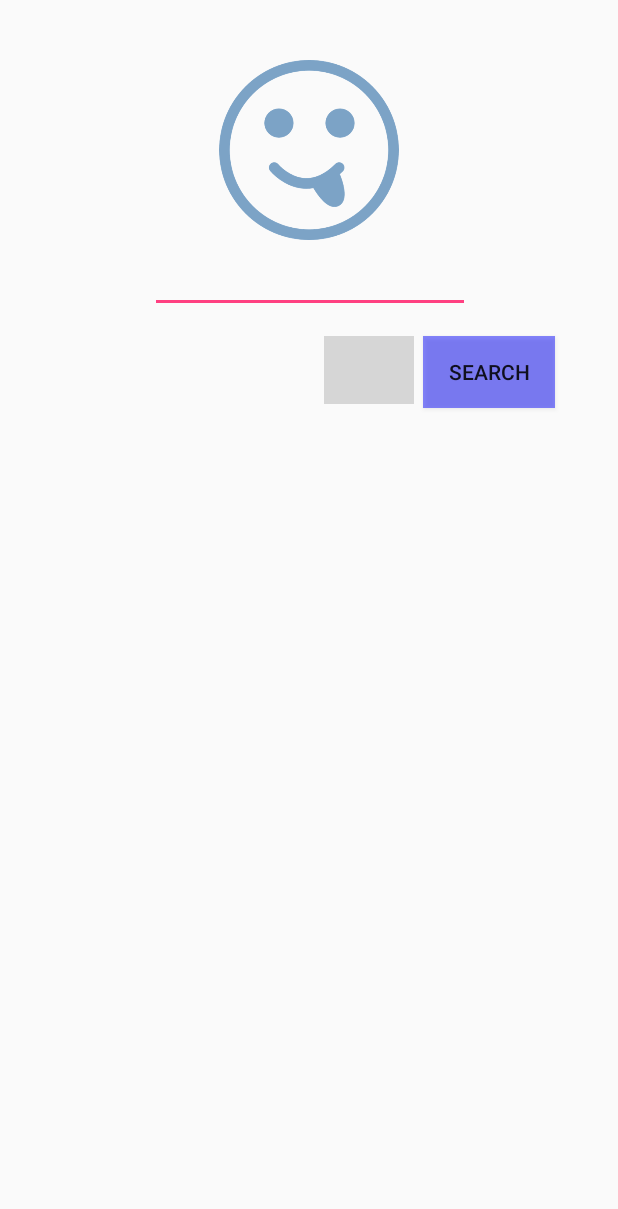
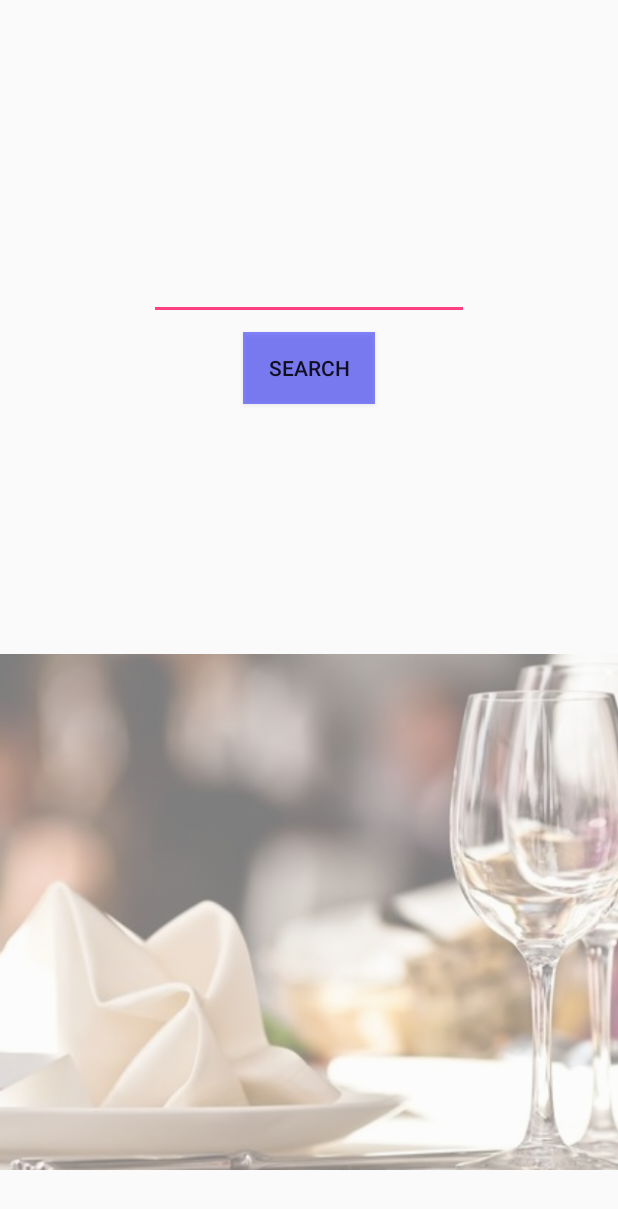
Before and after one commit to donggeol/quick_taste_android, an Android app: the screen it shows after launch (MainActivity), on a phone screen of 412 x 824 dp. Shown: the top 1209 px of the screen. Run offline under Robolectric (Android 15) with nearby library versions, the phone set to English and light mode, and no system bars; pictures from the network do not load; grey boxes are pictures that could not be loaded.

Commit message:
main layout update

```diff
--- a/app/src/main/java/com/quicktaste/quicktaste/MainActivity.java
+++ b/app/src/main/java/com/quicktaste/quicktaste/MainActivity.java
@@ -65,12 +65,12 @@ public class MainActivity extends AppCompatActivity {
         setContentView(R.layout.activity_main);
 
         iv_icon = (ImageView) findViewById(R.id.icon) ;
-        iv_insta_icon = (ImageView) findViewById(R.id.iv_insta_icon) ;
+//        iv_insta_icon = (ImageView) findViewById(R.id.iv_insta_icon) ;
 
         //Glide library로 url에서 이미지 가져와 imageview에 보여주기
 //        Glide.with(this).load("https://cdn0.iconfinder.com/data/icons/flat-round-system/512/qt-512.png").into(iv_icon);
-        iv_icon.setImageResource(R.drawable.icon_main_bright);
-        Glide.with(this).load("http://blogfiles6.naver.net/20160512_203/xxx09xxx_1462988823834vqn3h_JPEG/3059740-slide-s-2b-an-exclusive-look-at-instagrams-new-app-icon-copy-1.jpg").into(iv_insta_icon);
+//        iv_icon.setImageResource(R.drawable.icon_main_bright);
+//        Glide.with(this).load("http://blogfiles6.naver.net/20160512_203/xxx09xxx_1462988823834vqn3h_JPEG/3059740-slide-s-2b-an-exclusive-look-at-instagrams-new-app-icon-copy-1.jpg").into(iv_insta_icon);
 
         //*********************************Search Blog From MainActivity***********************************************
 //        iv_blog_icon = (ImageView) findViewById(R.id.iv_blog_icon) ;
--- a/app/src/main/res/layout/activity_main.xml
+++ b/app/src/main/res/layout/activity_main.xml
@@ -7,53 +7,52 @@
     tools:context="com.quicktaste.quicktaste.MainActivity">
 
 
-    <ImageView
-        android:id="@+id/icon"
-        android:layout_width="160dp"
-        android:layout_height="120dp"
-        android:layout_marginTop="40dp"
-        app:layout_constraintLeft_toLeftOf="parent"
-        app:layout_constraintRight_toRightOf="parent"
-        app:layout_constraintTop_toTopOf="parent"
-        app:srcCompat="@mipmap/ic_launcher" />
-
-    <ImageView
-        android:id="@+id/iv_insta_icon"
-        android:layout_width="60dp"
-        android:layout_height="45dp"
-        android:layout_marginLeft="216dp"
-        android:layout_marginTop="15dp"
-        app:layout_constraintLeft_toLeftOf="parent"
-        app:layout_constraintTop_toBottomOf="@+id/et_insta_search"
-        app:srcCompat="@mipmap/ic_launcher" />
-
     <EditText
         android:id="@+id/et_insta_search"
         android:layout_width="wrap_content"
         android:layout_height="wrap_content"
         android:ems="10"
         android:inputType="textPersonName"
-        app:layout_constraintHorizontal_bias="0.502"
+        app:layout_constraintHorizontal_bias="0.501"
         app:layout_constraintLeft_toLeftOf="parent"
         app:layout_constraintRight_toRightOf="parent"
-        android:layout_marginTop="3dp"
-        app:layout_constraintTop_toBottomOf="@+id/icon" />
+        app:layout_constraintTop_toTopOf="parent"
+        android:layout_marginTop="168dp" />
 
     <Button
         android:id="@+id/btn_insta_search"
         android:layout_width="wrap_content"
         android:layout_height="wrap_content"
-        android:layout_marginLeft="8dp"
-        android:layout_marginRight="112dp"
-        android:layout_marginTop="15dp"
         android:background="#770000ff"
 
         android:text="Search"
-        app:layout_constraintLeft_toRightOf="@+id/iv_insta_icon"
+        android:layout_marginLeft="8dp"
+        app:layout_constraintLeft_toLeftOf="parent"
+        android:layout_marginRight="8dp"
         app:layout_constraintRight_toRightOf="parent"
+        android:layout_marginStart="8dp"
+        android:layout_marginEnd="8dp"
+        app:layout_constraintBottom_toBottomOf="parent"
+        android:layout_marginBottom="16dp"
+        android:layout_marginTop="8dp"
         app:layout_constraintTop_toBottomOf="@+id/et_insta_search"
-        app:layout_constraintHorizontal_bias="0.037" />
+        app:layout_constraintVertical_bias="0.0" />
 
+    <ImageView
+        android:id="@+id/iv_main_background"
+        android:layout_width="905dp"
+        android:layout_height="344dp"
+        android:layout_marginEnd="76dp"
+        android:layout_marginLeft="0dp"
+        android:layout_marginRight="0dp"
+        android:alpha="0.5"
+        app:layout_constraintBottom_toBottomOf="parent"
+        app:layout_constraintHorizontal_bias="0.421"
+        app:layout_constraintLeft_toLeftOf="parent"
+        app:layout_constraintRight_toRightOf="parent"
+        app:layout_constraintTop_toTopOf="parent"
+        app:layout_constraintVertical_bias="0.909"
+        app:srcCompat="@drawable/main" />
 
 
     <!--<Button-->
```
Also changed, not shown: app/src/main/res/drawable/intro.png (added), app/src/main/res/drawable/main.jpg (added), app/src/main/res/drawable/main2.png (added), app/src/main/res/drawable/search.png (added).
